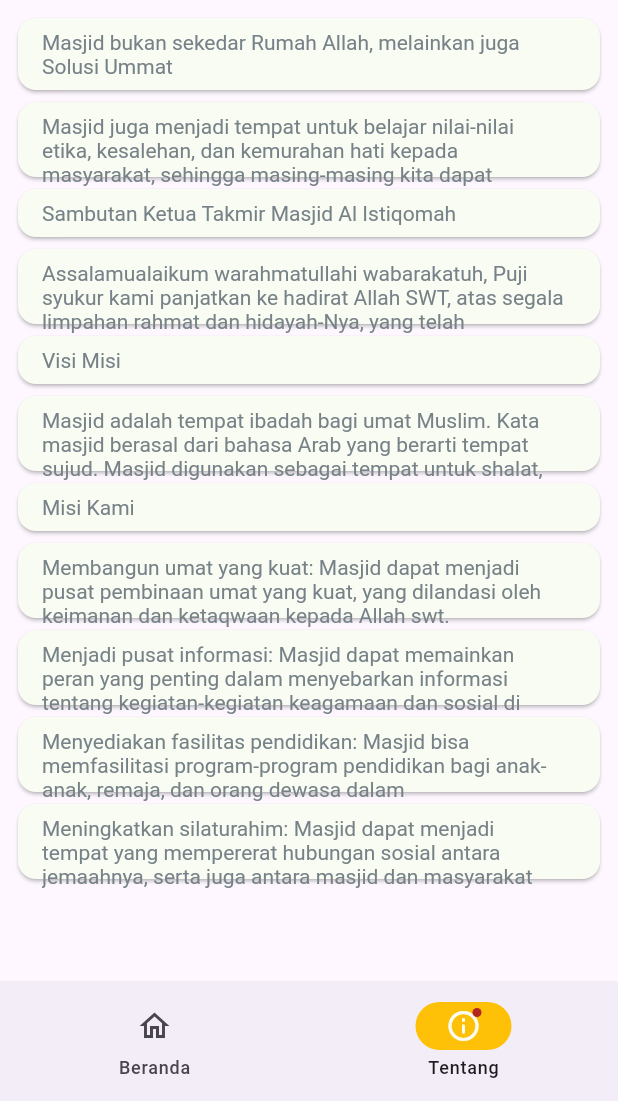
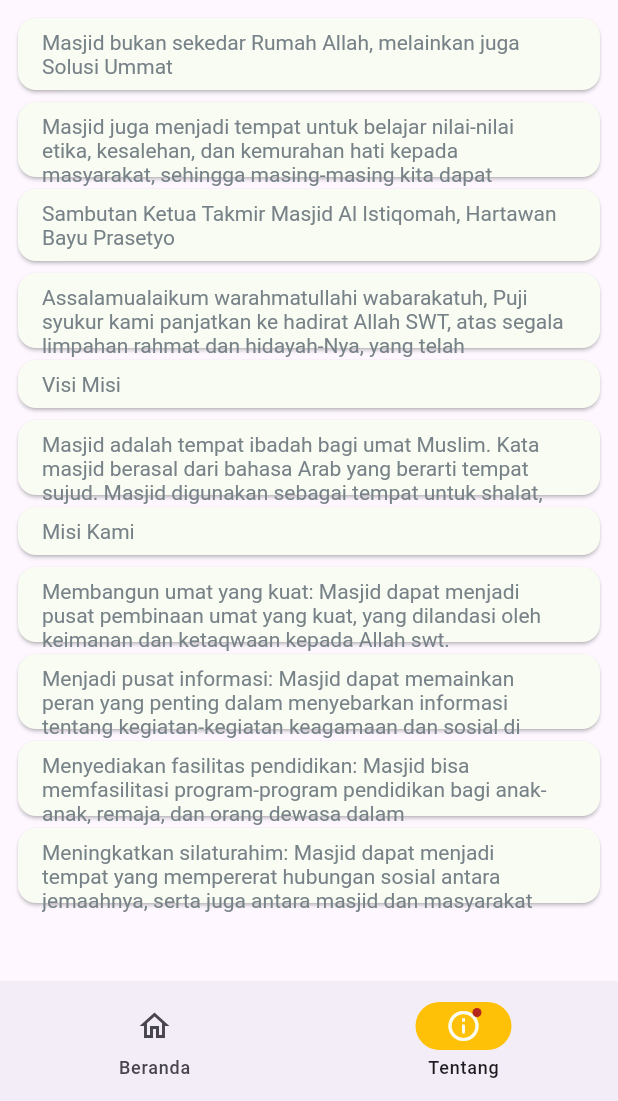
Before and after one commit to fadelfffar/muslim_project, a Flutter app: the screen it shows after launch, item 2 of the bottom bar chosen, on a phone screen of 412 x 824 dp, the part 135-1236 px from its top. Run offline on Flutter 3.47's test engine with Material 3 defaults, Android fonts, the phone set to English and light mode, and no system bars; network calls fail.

```diff
--- a/lib/pages/home_screen.dart
+++ b/lib/pages/home_screen.dart
@@ -289,7 +289,7 @@ class _HomeScreenState extends State<HomeScreen> {
               Flexible(
                 child: Card(
                   child: ListTile(
-                    title: Text("Sambutan Ketua Takmir Masjid Al Istiqomah"),
+                    title: Text("Sambutan Ketua Takmir Masjid Al Istiqomah, Hartawan Bayu Prasetyo"),
                   ),
                 ),
               ),
```
